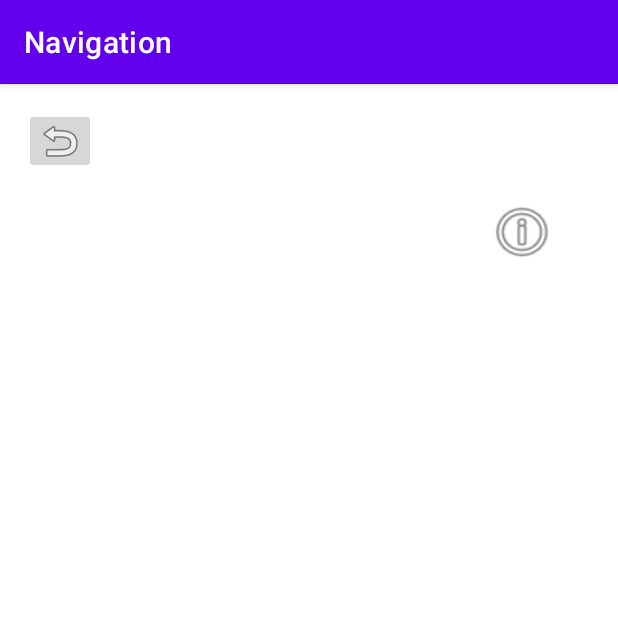
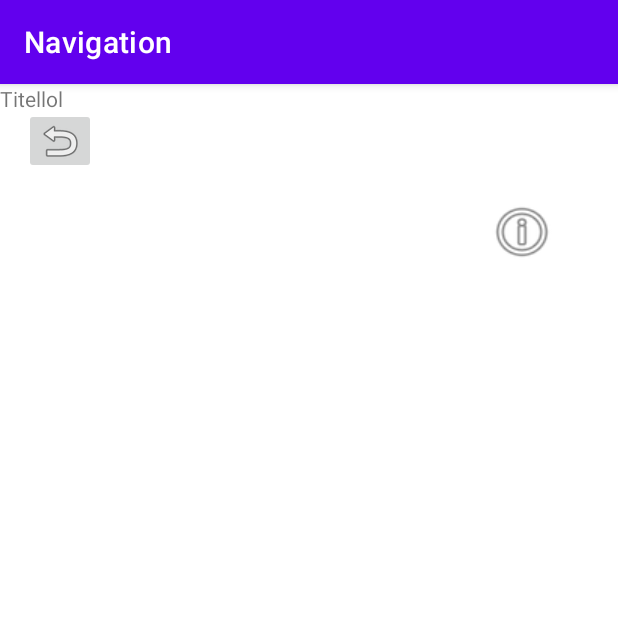
Before and after one commit to Florin-haka/FitatWork, an Android app: the Training screen opened directly, with no data from a screen before it, on a phone screen of 412 x 824 dp, the top half of it. Run offline under Robolectric (Android 15) with nearby library versions, the phone set to English and light mode, and no system bars; our stand-ins replace Room's generated code.

Commit message:
Eine Testübung hart reingecodet in der Main Activity. Auf diese wird zugegriffen in der Trainingsactivity. Das Prinzip ist mit jeder Entität das gleiche (also auch bei Profil Termin etc.). Die Textview in der TrainingsActivity muss gelöscht oder angepasst werden. Sie  zeigt testweise den titel der Testübung

```diff
--- a/app/build.gradle
+++ b/app/build.gradle
@@ -43,6 +43,11 @@ dependencies {
     implementation 'com.mapbox.mapboxsdk:mapbox-android-plugin-markerview-v7:0.2.0'
     implementation 'com.nabinbhandari.android:permissions:3.8'//-
 
+    def room_version = "2.4.2"
+
+    implementation "androidx.room:room-runtime:$room_version"
+    annotationProcessor "androidx.room:room-compiler:$room_version"
+
     implementation 'androidx.appcompat:appcompat:1.4.1'
     implementation 'com.google.android.material:material:1.5.0'
     implementation 'androidx.constraintlayout:constraintlayout:2.1.3'
--- a/app/src/main/java/de/info3/navigation/Profile.java
+++ b/app/src/main/java/de/info3/navigation/Profile.java
@@ -11,7 +11,7 @@ public class Profile {
     @ColumnInfo
     private String userName;
     @ColumnInfo
-    private int levelPoints;
+    private int levelPoints; //100 Punkte: 0-33=1,33-66=2,66-100=3
     @ColumnInfo
     private int bonusPoints;
     @ColumnInfo
--- a/app/src/main/java/de/info3/navigation/Training.java
+++ b/app/src/main/java/de/info3/navigation/Training.java
@@ -1,6 +1,7 @@
 package de.info3.navigation;
 
 import androidx.appcompat.app.AppCompatActivity;
+import androidx.room.Room;
 
 import android.content.Context;
 import android.content.Intent;
@@ -11,6 +12,7 @@ import android.widget.ImageButton;
 import android.widget.ImageView;
 import android.widget.TextView;
 
+import java.util.List;
 import java.util.Locale;
 
 public class Training extends AppCompatActivity {
@@ -50,6 +52,17 @@ public class Training extends AppCompatActivity {
         Context c = getApplicationContext();
         int id = c.getResources().getIdentifier("drawable/"+"u2", null, c.getPackageName());
         ((ImageView)findViewById(R.id.imageView)).setImageResource(id);
+
+        AppDatabase db = Room.databaseBuilder(c,
+                AppDatabase.class,
+                "fitAtWorkDatabase").allowMainThreadQueries().build();
+        ExerciceDao exerciceDao = db.exerciceDao();
+        List<Exercice> exerciceList =exerciceDao.getExercicesWithDifficulty(3);
+        Exercice exercice=exerciceList.get(0);
+        String titel=exercice.getTitle();
+
+        TextView textViewTestTitle=findViewById(R.id.text_view_titel_test);
+        textViewTestTitle.setText(titel);
 
         ButtonStart.setOnClickListener(new View.OnClickListener() {
             @Override
--- a/app/src/main/java/de/info3/navigation/ui/dashboard/DashboardFragment.java
+++ b/app/src/main/java/de/info3/navigation/ui/dashboard/DashboardFragment.java
@@ -31,6 +31,7 @@ public class DashboardFragment extends Fragment {
         binding = FragmentDashboardBinding.inflate(inflater, container, false);
         View root = binding.getRoot();
         Button trackingButton =binding.buttonTracking;
+
         trackingButton.setOnClickListener(new View.OnClickListener(){
             @Override
             public void onClick(View view){
@@ -49,6 +50,7 @@ public class DashboardFragment extends Fragment {
         return root;
     }
 
+
     @Override
     public void onDestroyView() {
         super.onDestroyView();
--- a/app/src/main/res/layout/activity_training.xml
+++ b/app/src/main/res/layout/activity_training.xml
@@ -79,4 +79,12 @@
         app:layout_constraintTop_toTopOf="parent"
         app:srcCompat="@android:drawable/ic_menu_revert" />
 
+    <TextView
+        android:id="@+id/text_view_titel_test"
+        android:layout_width="wrap_content"
+        android:layout_height="wrap_content"
+        tools:layout_editor_absoluteX="178dp"
+        tools:layout_editor_absoluteY="16dp"
+        tools:ignore="MissingConstraints" />
+
 </androidx.constraintlayout.widget.ConstraintLayout>
```
Also changed, not shown: app/src/main/java/de/info3/navigation/MainActivity.java (+18 -1 lines).
